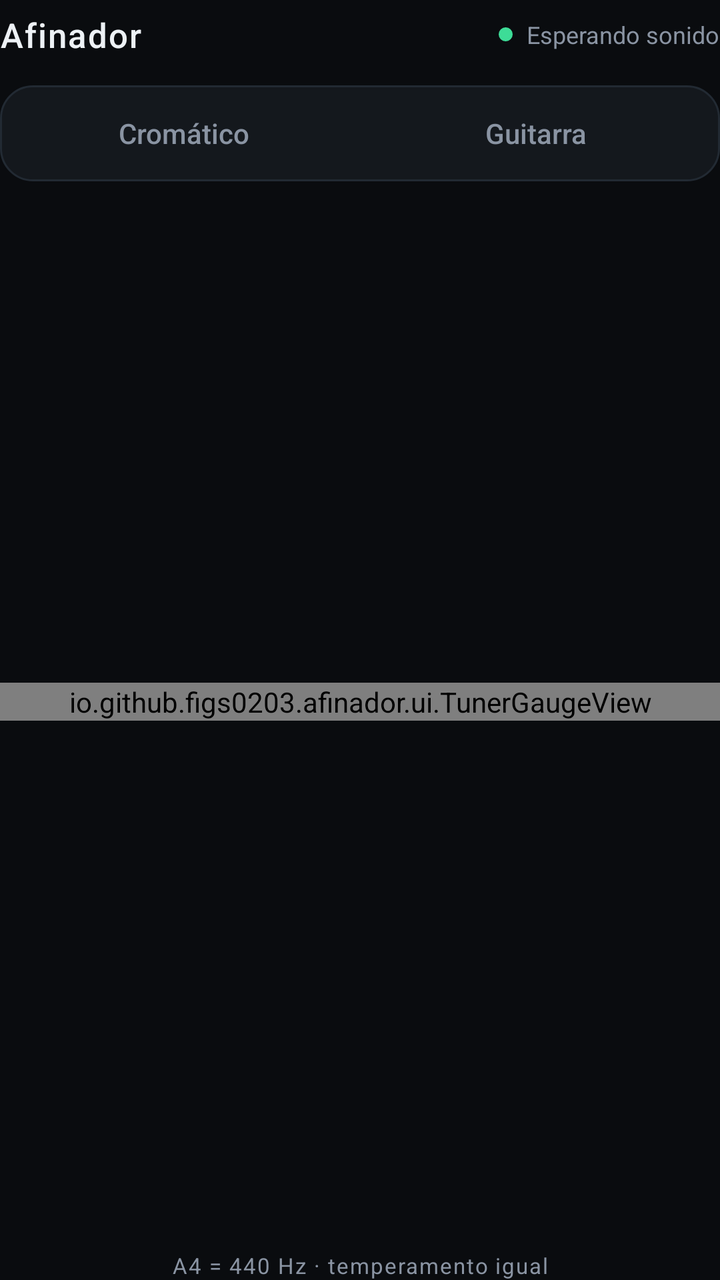
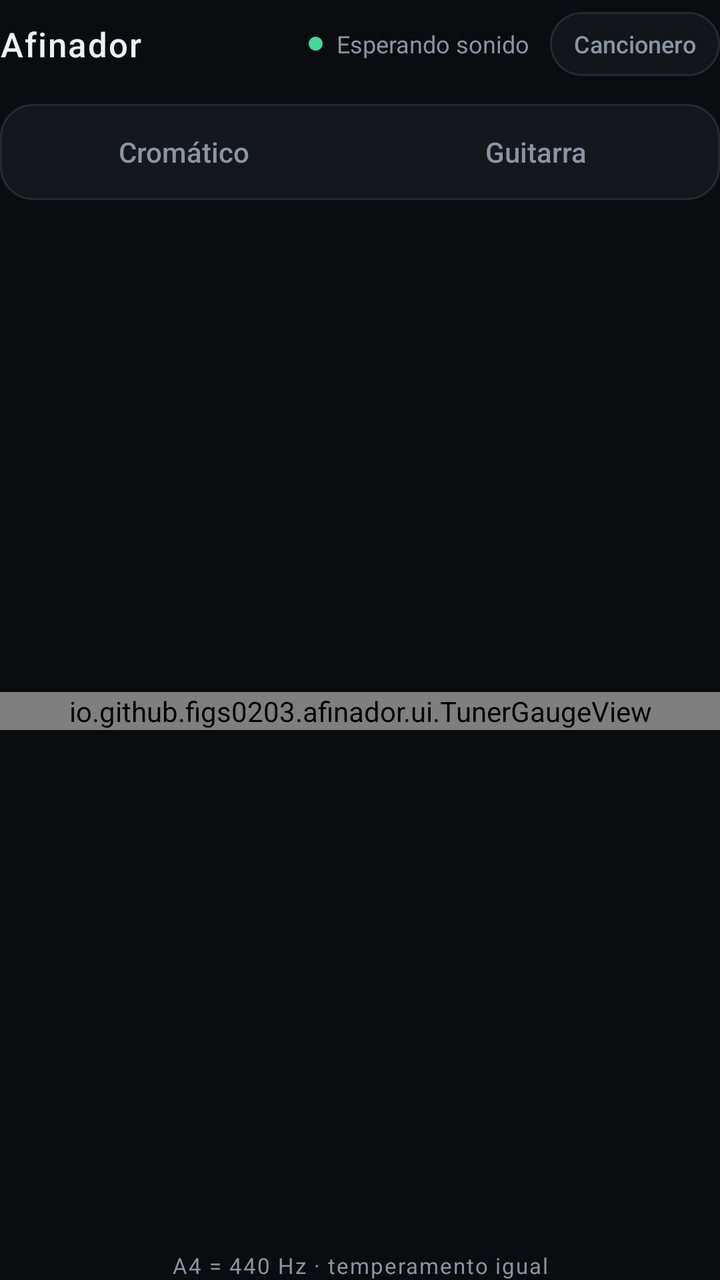

Screens rendered from an Android XML layout before and after an edit, with the pre-edit source and the edit as a unified diff.
<!-- AndroidManifest.xml: application theme Theme.Afinador -->
<!-- res/layout/activity_main.xml -->
<?xml version="1.0" encoding="utf-8"?>
<LinearLayout xmlns:android="http://schemas.android.com/apk/res/android"
    android:id="@+id/root"
    android:layout_width="match_parent"
    android:layout_height="match_parent"
    android:background="@color/bg"
    android:orientation="vertical">

    <LinearLayout
        android:layout_width="match_parent"
        android:layout_height="wrap_content"
        android:gravity="center_vertical"
        android:orientation="horizontal"
        android:paddingTop="6dp"
        android:paddingBottom="14dp">

        <TextView
            android:layout_width="0dp"
            android:layout_height="wrap_content"
            android:layout_weight="1"
            android:fontFamily="sans-serif-medium"
            android:letterSpacing="0.04"
            android:text="@string/app_name"
            android:textColor="@color/text_primary"
            android:textSize="17sp" />

        <View
            android:id="@+id/statusDot"
            android:layout_width="7dp"
            android:layout_height="7dp"
            android:background="@drawable/dot_status" />

        <TextView
            android:id="@+id/statusText"
            android:layout_width="wrap_content"
            android:layout_height="wrap_content"
            android:layout_marginStart="7dp"
            android:fontFamily="sans-serif"
            android:text="@string/status_waiting"
            android:textColor="@color/text_secondary"
            android:textSize="12sp" />
    </LinearLayout>

    <LinearLayout
        android:id="@+id/modeGroup"
        android:layout_width="match_parent"
        android:layout_height="wrap_content"
        android:background="@drawable/segment_track"
        android:orientation="horizontal"
        android:padding="4dp">

        <TextView
            android:id="@+id/modeChromatic"
            android:layout_width="0dp"
            android:layout_height="40dp"
            android:layout_weight="1"
            android:clickable="true"
            android:focusable="true"
            android:fontFamily="sans-serif-medium"
            android:gravity="center"
            android:text="@string/mode_chromatic"
            android:textColor="@color/text_secondary"
            android:textSize="14sp" />

        <TextView
            android:id="@+id/modeGuitar"
            android:layout_width="0dp"
            android:layout_height="40dp"
            android:layout_weight="1"
            android:clickable="true"
            android:focusable="true"
            android:fontFamily="sans-serif-medium"
            android:gravity="center"
            android:text="@string/mode_guitar"
            android:textColor="@color/text_secondary"
            android:textSize="14sp" />
    </LinearLayout>

    <HorizontalScrollView
        android:id="@+id/tuningScroll"
        android:layout_width="match_parent"
        android:layout_height="wrap_content"
        android:layout_marginTop="12dp"
        android:clipToPadding="false"
        android:scrollbars="none"
        android:visibility="gone">

        <LinearLayout
            android:id="@+id/tuningGroup"
            android:layout_width="wrap_content"
            android:layout_height="wrap_content"
            android:orientation="horizontal" />
    </HorizontalScrollView>

    <LinearLayout
        android:layout_width="match_parent"
        android:layout_height="0dp"
        android:layout_weight="1"
        android:gravity="center_vertical"
        android:orientation="vertical">

        <io.github.figs0203.afinador.ui.TunerGaugeView
            android:id="@+id/gauge"
            android:layout_width="match_parent"
            android:layout_height="wrap_content" />

        <LinearLayout
            android:id="@+id/stringRow"
            android:layout_width="match_parent"
            android:layout_height="wrap_content"
            android:layout_marginTop="12dp"
            android:orientation="horizontal"
            android:visibility="gone" />
    </LinearLayout>

    <TextView
        android:layout_width="match_parent"
        android:layout_height="wrap_content"
        android:layout_marginTop="14dp"
        android:fontFamily="sans-serif"
        android:gravity="center"
        android:letterSpacing="0.06"
        android:text="@string/reference_note"
        android:textColor="@color/text_secondary"
        android:textSize="11sp" />
</LinearLayout>
<!-- resources referenced by this layout -->
<resources>
  <color name="bg">#0A0C0F</color>
  <color name="text_primary">#EDF1F5</color>
  <color name="text_secondary">#8A94A3</color>
  <!-- drawable dot_status (drawable) -->
  <?xml version="1.0" encoding="utf-8"?>
  <shape xmlns:android="http://schemas.android.com/apk/res/android"
      android:shape="oval">
      <solid android:color="@color/accent" />
  </shape>
  <!-- drawable segment_track (drawable) -->
  <?xml version="1.0" encoding="utf-8"?>
  <shape xmlns:android="http://schemas.android.com/apk/res/android"
      android:shape="rectangle">
      <solid android:color="@color/surface" />
      <corners android:radius="16dp" />
      <stroke
          android:width="1dp"
          android:color="@color/stroke" />
  </shape>
  <string name="app_name">Afinador</string>
  <string name="mode_chromatic">Cromático</string>
  <string name="mode_guitar">Guitarra</string>
  <string name="reference_note">A4 = 440 Hz · temperamento igual</string>
  <string name="status_waiting">Esperando sonido</string>
  <style name="Theme.Afinador" parent="@android:style/Theme.Material.NoActionBar">
          <item name="android:windowBackground">@color/bg</item>
          <item name="android:colorAccent">@color/accent</item>
          <item name="android:statusBarColor">@android:color/transparent</item>
          <item name="android:navigationBarColor">@android:color/transparent</item>
          <item name="android:windowLightStatusBar">false</item>
          <item name="android:windowLightNavigationBar">false</item>
          <item name="android:textColorPrimary">@color/text_primary</item>
      </style>
  <color name="accent">#3DDC97</color>
  <color name="surface">#14181D</color>
  <color name="stroke">#222A33</color>
</resources>

<!-- the commit's change to res/layout/activity_main.xml (unified diff, before → after) -->
@@ -37,6 +37,23 @@
             android:layout_marginStart="7dp"
             android:fontFamily="sans-serif"
             android:text="@string/status_waiting"
+            android:textColor="@color/text_secondary"
+            android:textSize="12sp" />
+
+        <TextView
+            android:id="@+id/openSongbook"
+            android:layout_width="wrap_content"
+            android:layout_height="32dp"
+            android:layout_marginStart="10dp"
+            android:background="@drawable/chip_normal"
+            android:clickable="true"
+            android:contentDescription="@string/songbook_title"
+            android:focusable="true"
+            android:fontFamily="sans-serif-medium"
+            android:gravity="center"
+            android:paddingStart="12dp"
+            android:paddingEnd="12dp"
+            android:text="@string/songbook_title"
             android:textColor="@color/text_secondary"
             android:textSize="12sp" />
     </LinearLayout>
<!-- resource entries referenced after the edit -->
@@ -3,6 +3,16 @@
   <color name="bg">#0A0C0F</color>
   <color name="text_primary">#EDF1F5</color>
   <color name="text_secondary">#8A94A3</color>
+  <!-- drawable chip_normal (drawable) -->
+  <?xml version="1.0" encoding="utf-8"?>
+  <shape xmlns:android="http://schemas.android.com/apk/res/android"
+      android:shape="rectangle">
+      <solid android:color="#12161A" />
+      <corners android:radius="20dp" />
+      <stroke
+          android:width="1dp"
+          android:color="@color/stroke" />
+  </shape>
   <!-- drawable dot_status (drawable) -->
   <?xml version="1.0" encoding="utf-8"?>
   <shape xmlns:android="http://schemas.android.com/apk/res/android"
@@ -23,6 +33,7 @@
   <string name="mode_chromatic">Cromático</string>
   <string name="mode_guitar">Guitarra</string>
   <string name="reference_note">A4 = 440 Hz · temperamento igual</string>
+  <string name="songbook_title">Cancionero</string>
   <string name="status_waiting">Esperando sonido</string>
   <style name="Theme.Afinador" parent="@android:style/Theme.Material.NoActionBar">
           <item name="android:windowBackground">@color/bg</item>
